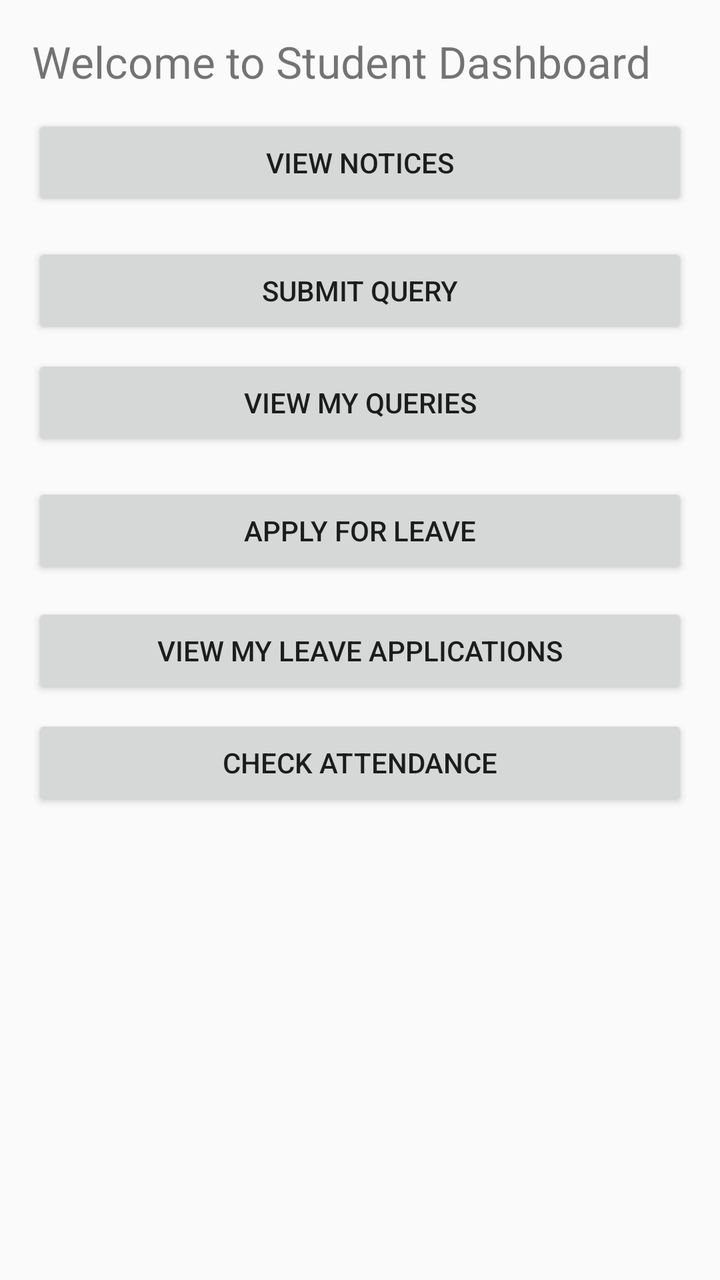
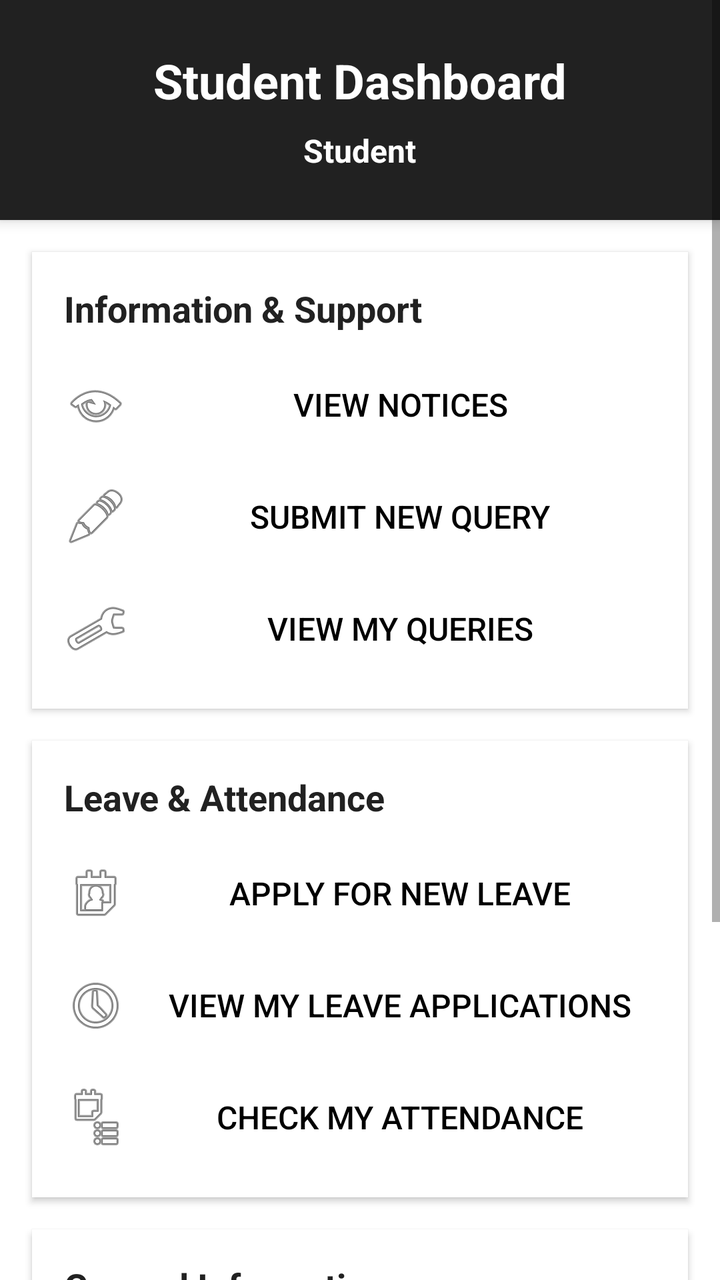

Before-and-after screenshots of an Android layout around one commit, followed by the original layout XML and the change that was made.
<!-- AndroidManifest.xml: application theme Theme.AppCompat.Light.DarkActionBar -->
<!-- res/layout/activity_student_dashboard.xml -->
<LinearLayout xmlns:android="http://schemas.android.com/apk/res/android"
    android:layout_width="match_parent" android:layout_height="match_parent"
    android:orientation="vertical" android:padding="16dp">

    <TextView android:text="Welcome to Student Dashboard"
        android:textSize="22sp"
        android:layout_width="wrap_content" android:layout_height="wrap_content" />

        <Button
    android:id="@+id/viewNoticesButton"
    android:layout_width="match_parent"
    android:layout_height="wrap_content"
    android:text="View Notices"
    android:layout_marginTop="12dp" />

    <Button
    android:id="@+id/btn_submit_query"
    android:layout_width="match_parent"
    android:layout_height="wrap_content"
    android:text="Submit Query"
    android:layout_marginTop="16dp" />

<Button
    android:id="@+id/btn_view_queries"
    android:layout_width="match_parent"
    android:layout_height="wrap_content"
    android:text="View My Queries"
    android:layout_marginTop="8dp" />

    <Button
    android:id="@+id/btn_apply_leave"
    android:layout_width="match_parent"
    android:layout_height="wrap_content"
    android:text="Apply for Leave"
    android:layout_marginTop="16dp"/>

<Button
    android:id="@+id/btn_view_leave_status"
    android:layout_width="match_parent"
    android:layout_height="wrap_content"
    android:text="View My Leave Applications"
    android:layout_marginTop="12dp"/>

<Button
    android:id="@+id/btn_check_attendance"
    android:layout_width="match_parent"
    android:layout_height="wrap_content"
    android:text="Check Attendance"
    android:layout_marginTop="8dp" />


</LinearLayout>
<!-- resources referenced by this layout -->
<resources>

</resources>

<!-- the commit's change to res/layout/activity_student_dashboard.xml (unified diff, before → after) -->
@@ -1,52 +1,228 @@
-<LinearLayout xmlns:android="http://schemas.android.com/apk/res/android"
-    android:layout_width="match_parent" android:layout_height="match_parent"
-    android:orientation="vertical" android:padding="16dp">
-
-    <TextView android:text="Welcome to Student Dashboard"
-        android:textSize="22sp"
-        android:layout_width="wrap_content" android:layout_height="wrap_content" />
-
-        <Button
-    android:id="@+id/viewNoticesButton"
+<?xml version="1.0" encoding="utf-8"?>
+<ScrollView xmlns:android="http://schemas.android.com/apk/res/android"
+    android:layout_width="match_parent"
+    android:layout_height="match_parent"
+    android:background="@android:color/white"
+    android:fillViewport="true">
+
+    <LinearLayout
+        android:layout_width="match_parent"
+        android:layout_height="wrap_content"
+        android:orientation="vertical">
+
+        
+        <LinearLayout
     android:layout_width="match_parent"
     android:layout_height="wrap_content"
-    android:text="View Notices"
-    android:layout_marginTop="12dp" />
-
-    <Button
-    android:id="@+id/btn_submit_query"
-    android:layout_width="match_parent"
-    android:layout_height="wrap_content"
-    android:text="Submit Query"
-    android:layout_marginTop="16dp" />
-
-<Button
-    android:id="@+id/btn_view_queries"
-    android:layout_width="match_parent"
-    android:layout_height="wrap_content"
-    android:text="View My Queries"
-    android:layout_marginTop="8dp" />
-
-    <Button
-    android:id="@+id/btn_apply_leave"
-    android:layout_width="match_parent"
-    android:layout_height="wrap_content"
-    android:text="Apply for Leave"
-    android:layout_marginTop="16dp"/>
-
-<Button
-    android:id="@+id/btn_view_leave_status"
-    android:layout_width="match_parent"
-    android:layout_height="wrap_content"
-    android:text="View My Leave Applications"
-    android:layout_marginTop="12dp"/>
-
-<Button
-    android:id="@+id/btn_check_attendance"
-    android:layout_width="match_parent"
-    android:layout_height="wrap_content"
-    android:text="Check Attendance"
-    android:layout_marginTop="8dp" />
-
-
+    android:orientation="vertical"
+    android:background="?attr/colorPrimary"
+    android:padding="24dp"
+    android:elevation="4dp">
+
+    <TextView
+        android:layout_width="match_parent"
+        android:layout_height="wrap_content"
+        android:text="Student Dashboard"
+        android:textSize="24sp"
+        android:textStyle="bold"
+        android:textColor="@android:color/white"
+        android:gravity="center"
+        android:layout_marginBottom="8dp"/>
+
+    <LinearLayout
+        android:layout_width="match_parent"
+        android:layout_height="wrap_content"
+        android:orientation="horizontal"
+        android:gravity="center">
+
+        <TextView
+            android:id="@+id/welcomeText"
+            android:layout_width="wrap_content"
+            android:layout_height="wrap_content"
+            android:text="Student"
+            android:textSize="16sp"
+            android:textColor="@android:color/white"
+            android:textStyle="bold"/>
+    </LinearLayout>
 </LinearLayout>
+
+        
+        <LinearLayout
+            android:layout_width="match_parent"
+            android:layout_height="wrap_content"
+            android:orientation="vertical"
+            android:background="@android:color/white"
+            android:layout_margin="16dp"
+            android:elevation="2dp"
+            android:padding="16dp">
+
+            <TextView
+                android:layout_width="match_parent"
+                android:layout_height="wrap_content"
+                android:text="Information &amp; Support"
+                android:textSize="18sp"
+                android:textStyle="bold"
+                android:textColor="?attr/colorPrimary"
+                android:layout_marginBottom="12dp"/>
+
+            <Button
+                android:id="@+id/viewNoticesButton"
+                android:layout_width="match_parent"
+                android:layout_height="48dp"
+                android:text="View Notices"
+                android:background="?attr/selectableItemBackground"
+                android:textColor="@android:color/black"
+                android:textSize="16sp"
+                android:layout_marginBottom="8dp"
+                android:drawableLeft="@android:drawable/ic_menu_view"
+                android:drawablePadding="8dp"
+                style="@style/Widget.AppCompat.Button.Borderless"/>
+
+            <Button
+                android:id="@+id/btn_submit_query"
+                android:layout_width="match_parent"
+                android:layout_height="48dp"
+                android:text="Submit New Query"
+                android:background="?attr/selectableItemBackground"
+                android:textColor="@android:color/black"
+                android:textSize="16sp"
+                android:layout_marginBottom="8dp"
+                android:drawableLeft="@android:drawable/ic_menu_edit"
+                android:drawablePadding="8dp"
+                style="@style/Widget.AppCompat.Button.Borderless"/>
+
+            <Button
+                android:id="@+id/btn_view_queries"
+                android:layout_width="match_parent"
+                android:layout_height="48dp"
+                android:text="View My Queries"
+                android:background="?attr/selectableItemBackground"
+                android:textColor="@android:color/black"
+                android:textSize="16sp"
+                android:drawableLeft="@android:drawable/ic_menu_manage"
+                android:drawablePadding="8dp"
+                style="@style/Widget.AppCompat.Button.Borderless"/>
+        </LinearLayout>
+
+        
+        <LinearLayout
+            android:layout_width="match_parent"
+            android:layout_height="wrap_content"
+            android:orientation="vertical"
+            android:background="@android:color/white"
+            android:layout_marginLeft="16dp"
+            android:layout_marginRight="16dp"
+            android:layout_marginBottom="16dp"
+            android:elevation="2dp"
+            android:padding="16dp">
+
+            <TextView
+                android:layout_width="match_parent"
+                android:layout_height="wrap_content"
+                android:text="Leave &amp; Attendance"
+                android:textSize="18sp"
+                android:textStyle="bold"
+                android:textColor="?attr/colorPrimary"
+                android:layout_marginBottom="12dp"/>
+
+            <Button
+                android:id="@+id/btn_apply_leave"
+                android:layout_width="match_parent"
+                android:layout_height="48dp"
+                android:text="Apply for New Leave"
+                android:background="?attr/selectableItemBackground"
+                android:textColor="@android:color/black"
+                android:textSize="16sp"
+                android:layout_marginBottom="8dp"
+                android:drawableLeft="@android:drawable/ic_menu_my_calendar"
+                android:drawablePadding="8dp"
+                style="@style/Widget.AppCompat.Button.Borderless"/>
+
+            <Button
+                android:id="@+id/btn_view_leave_status"
+                android:layout_width="match_parent"
+                android:layout_height="48dp"
+                android:text="View My Leave Applications"
+                android:background="?attr/selectableItemBackground"
+                android:textColor="@android:color/black"
+                android:textSize="16sp"
+                android:layout_marginBottom="8dp"
+                android:drawableLeft="@android:drawable/ic_menu_recent_history"
+                android:drawablePadding="8dp"
+                style="@style/Widget.AppCompat.Button.Borderless"/>
+
+            <Button
+                android:id="@+id/btn_check_attendance"
+                android:layout_width="match_parent"
+                android:layout_height="48dp"
+                android:text="Check My Attendance"
+                android:background="?attr/selectableItemBackground"
+                android:textColor="@android:color/black"
+                android:textSize="16sp"
+                android:drawableLeft="@android:drawable/ic_menu_agenda"
+                android:drawablePadding="8dp"
+                style="@style/Widget.AppCompat.Button.Borderless"/>
+        </LinearLayout>
+
+        
+        <LinearLayout
+            android:layout_width="match_parent"
+            android:layout_height="wrap_content"
+            android:orientation="vertical"
+            android:background="@android:color/white"
+            android:layout_marginLeft="16dp"
+            android:layout_marginRight="16dp"
+            android:layout_marginBottom="16dp"
+            android:elevation="2dp"
+            android:padding="16dp">
+
+            <TextView
+                android:layout_width="match_parent"
+                android:layout_height="wrap_content"
+                android:text="General Information"
+                android:textSize="18sp"
+                android:textStyle="bold"
+                android:textColor="?attr/colorPrimary"
+                android:layout_marginBottom="12dp"/>
+
+            <Button
+                android:id="@+id/btnViewHolidays"
+                android:layout_width="match_parent"
+                android:layout_height="48dp"
+                android:text="View Academic Holidays"
+                android:background="?attr/selectableItemBackground"
+                android:textColor="@android:color/black"
+                android:textSize="16sp"
+                android:layout_marginBottom="8dp"
+                android:drawableLeft="@android:drawable/ic_menu_day"
+                android:drawablePadding="8dp"
+                style="@style/Widget.AppCompat.Button.Borderless"/>
+
+            <Button
+                android:id="@+id/btnViewMyDetails"
+                android:layout_width="match_parent"
+                android:layout_height="48dp"
+                android:text="My Profile Details"
+                android:background="?attr/selectableItemBackground"
+                android:textColor="@android:color/black"
+                android:textSize="16sp"
+                android:drawableLeft="@android:drawable/ic_menu_info_details"
+                android:drawablePadding="8dp"
+                style="@style/Widget.AppCompat.Button.Borderless"/>
+        </LinearLayout>
+
+        
+        <Button
+            android:id="@+id/btnLogout"
+            android:layout_width="match_parent"
+            android:layout_height="wrap_content"
+            android:text="Logout"
+            android:layout_margin="16dp"
+            android:backgroundTint="?attr/colorPrimary"
+            android:textColor="@android:color/white"
+            android:padding="16dp"
+            android:textSize="16sp"
+            android:textStyle="bold"
+            style="@style/Widget.AppCompat.Button.Colored"/>
+    </LinearLayout>
+</ScrollView>
